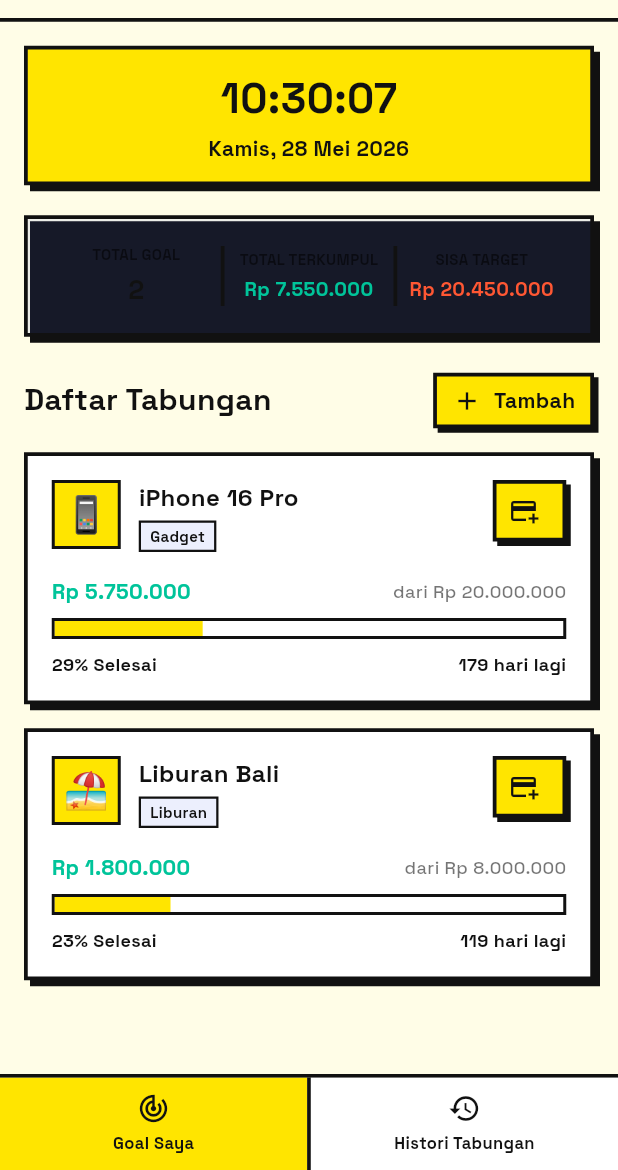
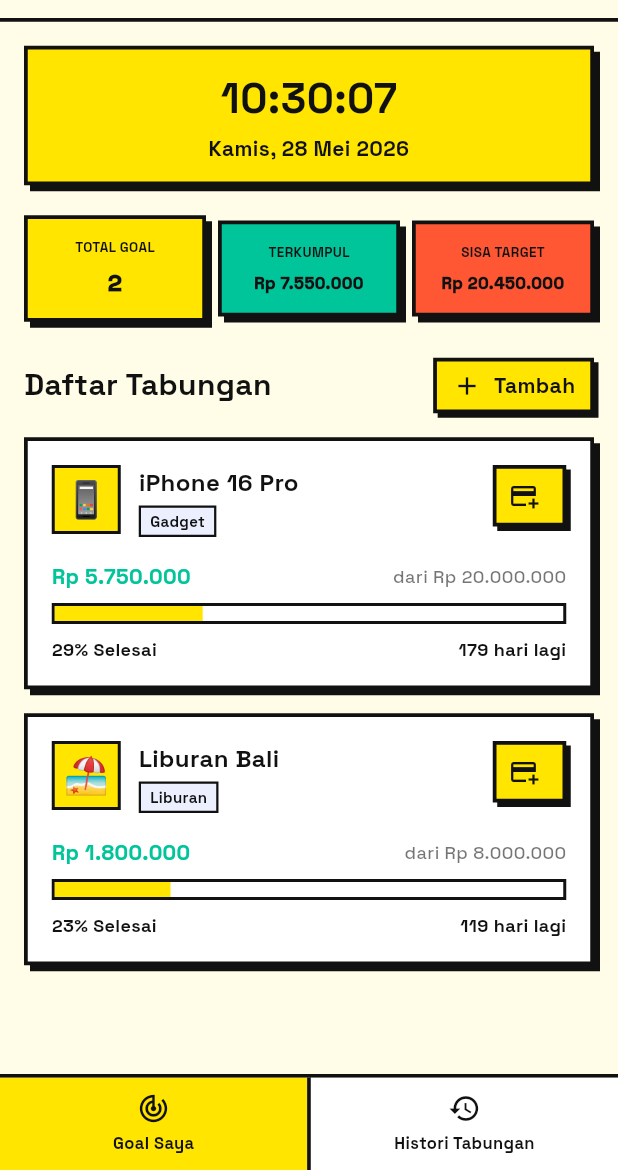
Before and after one commit to abday-wong/yoknabung, a Flutter app: the screen it shows after launch, on a phone screen of 412 x 824 dp, the part 66-1236 px from its top. Run offline on Flutter 3.47's test engine with Material 3 defaults, Android fonts, the light colour scheme and no system bars; our stand-ins replace fl_chart, google_fonts, shared_preferences.

Commit message:
style: change summary cards to distinct Neo-Brutalist cards

```diff
--- a/lib/screens/home_screen.dart
+++ b/lib/screens/home_screen.dart
@@ -283,93 +283,98 @@ class _HomeScreenState extends State<HomeScreen> {
           const SizedBox(height: 20),
 
           // Summary Card Row
-          NeoCard(
-            color: const Color(0xFF4361EE).withOpacity(0.1),
-            child: Row(
+          Row(
             children: [
               Expanded(
+                child: NeoCard(
+                  color: const Color(0xFFFFE500), // Yellow
+                  padding: const EdgeInsets.symmetric(vertical: 12, horizontal: 4),
                   child: Column(
                     children: [
                       const Text(
                         'TOTAL GOAL',
                         style: TextStyle(
-                          fontSize: 10,
+                          fontSize: 9,
                           fontWeight: FontWeight.w800,
-                          color: Colors.black54,
+                          color: Color(0xFF111111),
                         ),
                       ),
-                      const SizedBox(height: 4),
+                      const SizedBox(height: 6),
                       Text(
                         '${goals.length}',
                         style: const TextStyle(
-                          fontSize: 18,
-                          fontWeight: FontWeight.w800,
+                          fontSize: 16,
+                          fontWeight: FontWeight.w900,
                           color: Color(0xFF111111),
                         ),
                       ),
                     ],
                   ),
                 ),
-                Container(
-                  width: 2.5,
-                  height: 40,
-                  color: const Color(0xFF111111),
               ),
+              const SizedBox(width: 8),
               Expanded(
+                child: NeoCard(
+                  color: const Color(0xFF00C49A), // Green
+                  padding: const EdgeInsets.symmetric(vertical: 12, horizontal: 4),
                   child: Column(
                     children: [
                       const Text(
-                        'TOTAL TERKUMPUL',
+                        'TERKUMPUL',
                         style: TextStyle(
-                          fontSize: 10,
+                          fontSize: 9,
                           fontWeight: FontWeight.w800,
-                          color: Colors.black54,
+                          color: Color(0xFF111111),
                         ),
                       ),
-                      const SizedBox(height: 4),
+                      const SizedBox(height: 6),
                       Text(
                         currencyFormatter.format(totalSaved),
                         textAlign: TextAlign.center,
+                        maxLines: 2,
+                        overflow: TextOverflow.ellipsis,
                         style: const TextStyle(
-                          fontSize: 13,
-                          fontWeight: FontWeight.w800,
-                          color: Color(0xFF00C49A),
+                          fontSize: 11,
+                          fontWeight: FontWeight.w900,
+                          color: Color(0xFF111111),
                         ),
                       ),
                     ],
                   ),
                 ),
-                Container(
-                  width: 2.5,
-                  height: 40,
-                  color: const Color(0xFF111111),
               ),
+              const SizedBox(width: 8),
               Expanded(
+                child: NeoCard(
+                  color: const Color(0xFFFF5733), // Red-orange
+                  padding: const EdgeInsets.symmetric(vertical: 12, horizontal: 4),
                   child: Column(
                     children: [
                       const Text(
                         'SISA TARGET',
                         style: TextStyle(
-                          fontSize: 10,
+                          fontSize: 9,
                           fontWeight: FontWeight.w800,
-                          color: Colors.black54,
+                          color: Color(0xFF111111),
                         ),
                       ),
-                      const SizedBox(height: 4),
+                      const SizedBox(height: 6),
                       Text(
                         currencyFormatter.format(totalRemaining),
                         textAlign: TextAlign.center,
+                        maxLines: 2,
+                        overflow: TextOverflow.ellipsis,
                         style: const TextStyle(
-                          fontSize: 13,
-                          fontWeight: FontWeight.w800,
-                          color: Color(0xFFFF5733),
+                          fontSize: 11,
+                          fontWeight: FontWeight.w900,
+                          color: Color(0xFF111111),
                         ),
                       ),
                     ],
                   ),
                 ),
+              ),
             ],
-            ),
           ),
           const SizedBox(height: 24),
 
```
Lines whose indentation alone changed are shown as unchanged.
